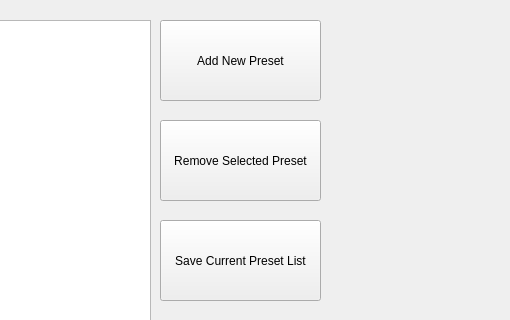
This is edit_presets.ui in frogstarbop/BatchOps as Qt 5 draws it before an edit; both pictures show x 710 to 1220 and y 120 to 440 of the 1220 by 770 pixel window. The edited form follows.
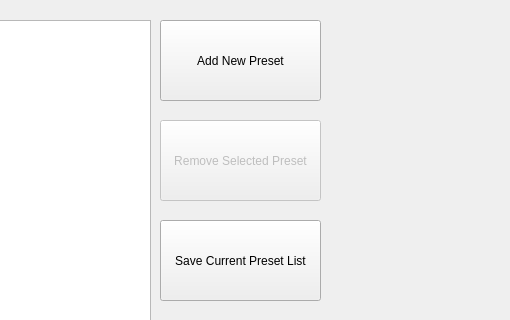
This is the edited form. Icons and pictures are not drawn.

Commit message:
#2 Remove unused file, add comments, set remove to be disabled by default
Remove button will become enabled when you first select an item (to prevent user from trying to remove nothing)

Patch:
```diff
--- a/edit_presets.ui
+++ b/edit_presets.ui
@@ -90,6 +90,9 @@
    </property>
   </widget>
   <widget class="QPushButton" name="removePresetButton">
+   <property name="enabled">
+    <bool>false</bool>
+   </property>
    <property name="geometry">
     <rect>
      <x>870</x>
```
The commit also changes 2 other files.
